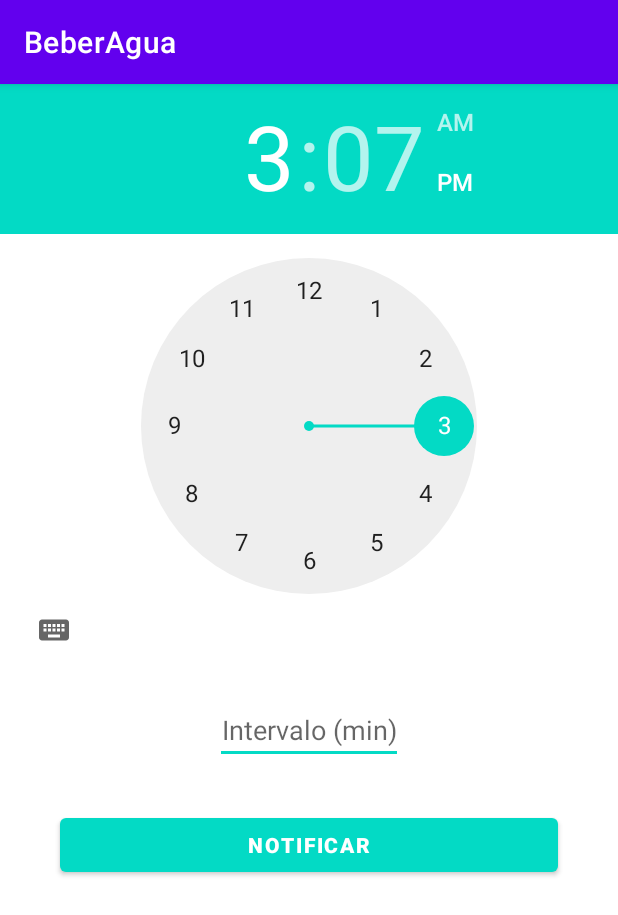
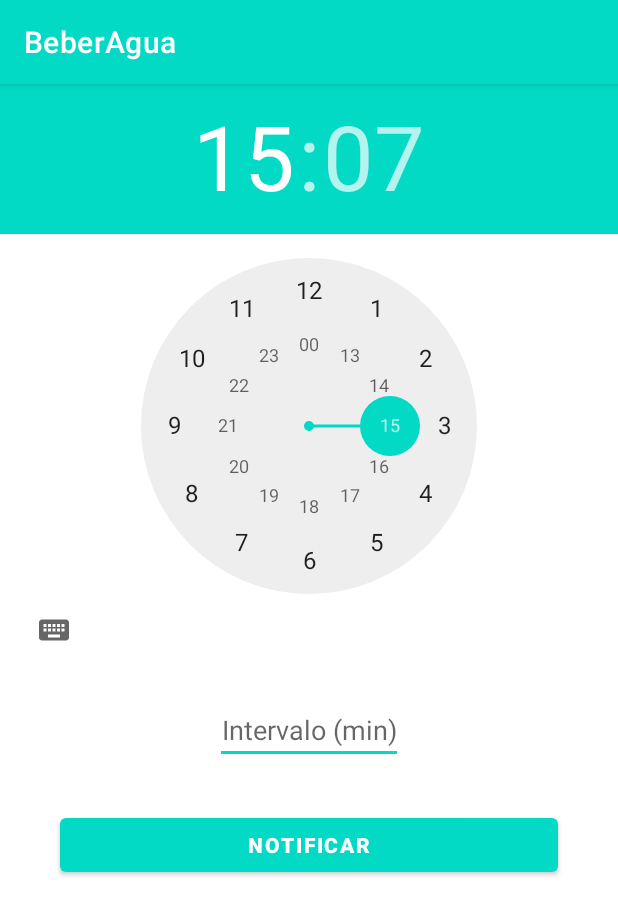
Before and after one commit to derek-alves/android-native, an Android app: the screen it shows after launch (MainActivity), on a phone screen of 412 x 824 dp. Shown: the top 915 px of the screen. Run offline under Robolectric (Android 15) with nearby library versions, the phone set to English and light mode, and no system bars.

```diff
--- a/BeberAgua/app/src/main/java/com/derek/beberagua/MainActivity.java
+++ b/BeberAgua/app/src/main/java/com/derek/beberagua/MainActivity.java
@@ -1,14 +1,137 @@
 package com.derek.beberagua;
 
+import androidx.appcompat.app.ActionBar;
 import androidx.appcompat.app.AppCompatActivity;
+import androidx.core.content.ContextCompat;
 
+import android.content.Context;
+import android.content.SharedPreferences;
+import android.graphics.Color;
+import android.graphics.drawable.ColorDrawable;
 import android.os.Bundle;
+import android.util.Log;
+import android.view.View;
+import android.widget.Button;
+import android.widget.EditText;
+import android.widget.TimePicker;
+import android.widget.Toast;
 
 public class MainActivity extends AppCompatActivity {
+
+    private Button btnNotify;
+    private EditText editMinutes;
+    private TimePicker timePicker;
+
+    private int hour;
+    private int minute;
+    private int interval;
+    private boolean activated;
+    private ActionBar appBar;
+
+    private SharedPreferences preferences;
 
     @Override
     protected void onCreate(Bundle savedInstanceState) {
         super.onCreate(savedInstanceState);
         setContentView(R.layout.activity_main);
+
+        appBar = getSupportActionBar();
+        appBar.setBackgroundDrawable(new ColorDrawable(Color.parseColor("#FF03DAC5")));
+
+        btnNotify = findViewById(R.id.btn_notify);
+        editMinutes = findViewById(R.id.edit_txt_number_interval);
+        timePicker = findViewById(R.id.timer_picker);
+
+        preferences = getSharedPreferences("db", Context.MODE_PRIVATE);
+        activated = preferences.getBoolean("activated",false);
+
+        if(activated){
+            btnNotify.setText(R.string.pause);
+            btnNotify.setBackgroundColor(ContextCompat.getColor(this,android.R.color.black));
+
+            int interval = preferences.getInt("interval",0);
+            int hour = preferences.getInt("hour",timePicker.getCurrentHour());
+            int minute = preferences.getInt("minute",timePicker.getCurrentMinute());
+
+            editMinutes.setText(String.valueOf(interval));
+            timePicker.setCurrentHour(hour);
+            timePicker.setCurrentMinute(minute);
+        }
+
+
+
+        timePicker.setIs24HourView(true);
+
+    }
+//     1 - EVENTO DE CLICK VIA XML
+    public void notifyClick(View view) {
+       String sInterval =  editMinutes.getText().toString();
+        if(sInterval.isEmpty()){
+            Toast.makeText(this,R.string.error_message,Toast.LENGTH_LONG).show();
+            return;
+        }
+
+       hour = timePicker.getCurrentHour();
+       minute = timePicker.getCurrentMinute();
+       interval = Integer.parseInt(sInterval);
+
+       if(!activated){
+           btnNotify.setText(R.string.pause);
+           btnNotify.setBackgroundColor(ContextCompat.getColor(this,android.R.color.black));
+           activated = true;
+
+           SharedPreferences.Editor editor = preferences.edit();
+
+           editor.putBoolean("activated",true);
+           editor.putInt("interval",interval);
+           editor.putInt("hour",hour);
+           editor.putInt("minute",minute);
+           editor.apply();
+
+       }else{
+           btnNotify.setText(R.string.notify);
+           btnNotify.setBackgroundColor(ContextCompat.getColor(this,R.color.teal_200));
+           activated = false;
+
+           SharedPreferences.Editor editor = preferences.edit();
+           editor.putBoolean("activated",false);
+           editor.remove("interval");
+           editor.remove("hour");
+           editor.remove("minute");
+           editor.apply();
+       }
+
+
+
+       Log.d("teste","hora: " + hour + " minuto: " + minute + " intervalo: " + interval);
     }
 }
+
+
+
+
+
+    //2 - EVENTO DE CLICK COM OBJETO ANONIMO
+//        btnNotify.setOnClickListener(new View.OnClickListener(){
+//        @Override
+//        public void onClick(View v) {
+//            String sInterval =  editMinutes.getText().toString();
+//            hour = timePicker.getCurrentHour();
+//            minute = timePicker.getCurrentMinute();
+//            interval = Integer.parseInt(sInterval);
+//            Log.d("teste","hora: " + hour + " minuto: " + minute + " intervalo: " + interval);
+//        }
+//    });
+
+
+    //3- EVENTO DE CLICK COM VARIAVEL ANONIMA
+//    public View.OnClickListener notifyClick = new View.OnClickListener(){
+//        @Override
+//        public void onClick(View v) {
+//            String sInterval =  editMinutes.getText().toString();
+//            hour = timePicker.getCurrentHour();
+//            minute = timePicker.getCurrentMinute();
+//            interval = Integer.parseInt(sInterval);
+//            Log.d("teste","hora: " + hour + " minuto: " + minute + " intervalo: " + interval);
+//        }
+//    };
--- a/BeberAgua/app/src/main/res/layout/activity_main.xml
+++ b/BeberAgua/app/src/main/res/layout/activity_main.xml
@@ -1,10 +1,14 @@
 <?xml version="1.0" encoding="utf-8"?>
-<androidx.constraintlayout.widget.ConstraintLayout xmlns:android="http://schemas.android.com/apk/res/android"
+<ScrollView xmlns:android="http://schemas.android.com/apk/res/android"
     xmlns:app="http://schemas.android.com/apk/res-auto"
     xmlns:tools="http://schemas.android.com/tools"
     android:layout_width="match_parent"
     android:layout_height="match_parent"
     tools:context=".MainActivity">
+
+<androidx.constraintlayout.widget.ConstraintLayout
+    android:layout_width="match_parent"
+    android:layout_height="wrap_content">
 
     <TimePicker
         android:id="@+id/timer_picker"
@@ -29,7 +33,8 @@
         app:layout_constraintTop_toBottomOf="@+id/timer_picker" />
 
     <Button
-        android:id="@+id/button2"
+        android:onClick="notifyClick"
+        android:id="@+id/btn_notify"
         android:layout_width="0dp"
         android:layout_height="wrap_content"
         android:layout_marginLeft="40dp"
@@ -43,3 +48,5 @@
         app:layout_constraintTop_toBottomOf="@+id/edit_txt_number_interval" />
 
 </androidx.constraintlayout.widget.ConstraintLayout>
+
+</ScrollView>
--- a/BeberAgua/app/src/main/res/values/strings.xml
+++ b/BeberAgua/app/src/main/res/values/strings.xml
@@ -2,4 +2,6 @@
     <string name="app_name">BeberAgua</string>
     <string name="hint">Intervalo (min)</string>
     <string name="notify">Notificar</string>
+    <string name="error_message">Digite  o intervalo!</string>
+    <string name="pause">Pausar</string>
 </resources>
```
